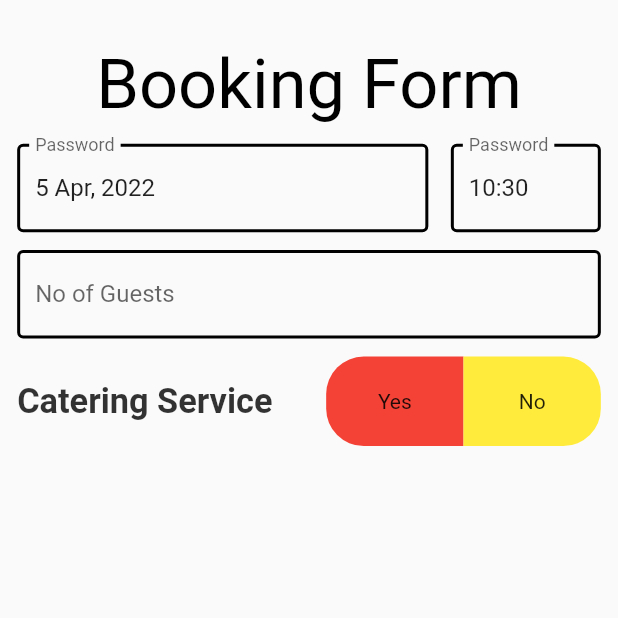
After one commit to Bilalhassan679/BaratApp1, a Flutter app: the BookingForm screen opened directly, on a phone screen of 412 x 824 dp, the top half of it. The commit adds this screen. Run offline on Flutter 3.47's test engine with Material 2 defaults, Android fonts, the phone set to English and light mode, and no system bars; drawn by our look-alikes of date_time_picker; our stand-ins replace carousel_slider, firebase_core, firebase_storage, flutter_screenutil, get, image_picker; accounts and stored records are empty.

Commit message:
7th Commit Done Mostly work only Hall  Details Screen Remaining and payment

```diff
--- /dev/null
+++ b/lib/screens/booking_form.dart
@@ -0,0 +1,134 @@
+import 'package:barat/widgets/reusableBigText.dart';
+import 'package:date_time_picker/date_time_picker.dart';
+import 'package:flutter/cupertino.dart';
+import 'package:flutter/foundation.dart';
+import 'package:flutter/material.dart';
+import 'package:flutter_screenutil/flutter_screenutil.dart';
+
+class BookingForm extends StatefulWidget {
+  const BookingForm({Key? key}) : super(key: key);
+
+  @override
+  _BookingFormState createState() => _BookingFormState();
+}
+
+class _BookingFormState extends State<BookingForm> {
+  @override
+  Widget build(BuildContext context) {
+    return Scaffold(
+      body: SafeArea(
+        child: Container(
+          height: 500.h,
+          padding: EdgeInsets.only(top: 25.0.h, left: 10.0.w, right: 10.0.w),
+          child: Column(
+            crossAxisAlignment: CrossAxisAlignment.start,
+            children: [
+              const Center(
+                child: ReusableBigText(
+                  text: "Booking Form",
+                  fontSize: 40,
+                  fontWeight: FontWeight.normal,
+                ),
+              ),
+              SizedBox(height: 10.h),
+              DateTimePicker(
+                decoration: const InputDecoration(
+                  enabledBorder: OutlineInputBorder(
+                    borderSide: const BorderSide(
+                        style: BorderStyle.solid,
+                        color: Colors.black,
+                        width: 2.0),
+                  ),
+                  border: OutlineInputBorder(),
+                  labelText: 'Password',
+                ),
+                type: DateTimePickerType.dateTimeSeparate,
+                dateMask: 'd MMM, yyyy',
+                initialValue: DateTime.now().toString(),
+                firstDate: DateTime(2000),
+                lastDate: DateTime(2100),
+                // icon: Icon(Icons.event),
+                dateLabelText: 'Date',
+                timeLabelText: "Hour",
+                selectableDayPredicate: (date) {
+                  // Disable weekend days to select from the calendar
+                  if (date.weekday == 6 || date.weekday == 7) {
+                    return false;
+                  }
+
+                  return true;
+                },
+                onChanged: (val) => print(val),
+                validator: (val) {
+                  if (kDebugMode) {
+                    print(val);
+                  }
+                  return null;
+                },
+                onSaved: (val) => print(val),
+              ),
+              SizedBox(height: 10.h),
+              const TextField(
+                decoration: InputDecoration(
+                  focusColor: Colors.black,
+                  fillColor: Colors.black,
+                  enabledBorder: OutlineInputBorder(
+                    borderSide: BorderSide(
+                        style: BorderStyle.solid,
+                        color: Colors.black,
+                        width: 2.0),
+                  ),
+                  border: OutlineInputBorder(
+                    borderSide: BorderSide(
+                        style: BorderStyle.solid,
+                        color: Colors.white,
+                        width: 2.0),
+                  ),
+                  labelText: 'No of Guests',
+                ),
+              ),
+              SizedBox(height: 10.h),
+              SizedBox(
+                width: double.infinity,
+                child: Row(
+                  mainAxisAlignment: MainAxisAlignment.spaceBetween,
+                  children: [
+                    ReusableBigText(
+                      text: 'Catering Service',
+                      fontSize: 20,
+                      color: Colors.black.withOpacity(0.8),
+                    ),
+                    Row(
+                      children: [
+                        Container(
+                            height: 50.h,
+                            width: 80.w,
+                            decoration: BoxDecoration(
+                              borderRadius: BorderRadius.only(
+                                  topLeft: Radius.circular(25),
+                                  bottomLeft: Radius.circular(25)),
+                              color: Colors.red,
+                            ),
+                            child: const Center(child: Text('Yes'))),
+                        Container(
+                            height: 50.h,
+                            width: 80.w,
+                            decoration: const BoxDecoration(
+                              borderRadius: BorderRadius.only(
+                                  topRight: Radius.circular(25),
+                                  bottomRight: Radius.circular(25)),
+                              color: Colors.yellow,
+                            ),
+                            child: const Center(child: Text('No'))),
+                      ],
+                    )
+                  ],
+                ),
+              )
+            ],
+          ),
+        ),
+      ),
+    );
+  }
+}
--- a/lib/widgets/reusableBigText.dart
+++ b/lib/widgets/reusableBigText.dart
@@ -5,10 +5,12 @@ class ReusableBigText extends StatelessWidget {
   final String text;
   final double fontSize;
   final Color color;
+  final FontWeight fontWeight;
   const ReusableBigText(
       {Key? key,
       required this.text,
       this.fontSize = 23,
+      this.fontWeight = FontWeight.bold,
       this.color = Colors.black})
       : super(key: key);
 
@@ -17,7 +19,7 @@ class ReusableBigText extends StatelessWidget {
     return Text(
       text,
       style: TextStyle(
-          fontSize: fontSize.sp, fontWeight: FontWeight.bold, color: color),
+          fontSize: fontSize.sp, fontWeight: fontWeight, color: color),
       maxLines: 2,
       overflow: TextOverflow.ellipsis,
     );
--- a/pubspec.yaml
+++ b/pubspec.yaml
@@ -41,6 +41,8 @@ dependencies:
   firebase_storage: ^10.2.8
   image_picker: ^0.8.2
   carousel_slider: ^4.0.0
+  date_time_picker: ^2.1.0
+
 dev_dependencies:
   flutter_test:
     sdk: flutter
```
Also changed, not shown: lib/screens/hall_details_screen.dart (+37 -5 lines), lib/widgets/reusable_detail_copy_text.dart (+7 -4 lines), pubspec.lock.
